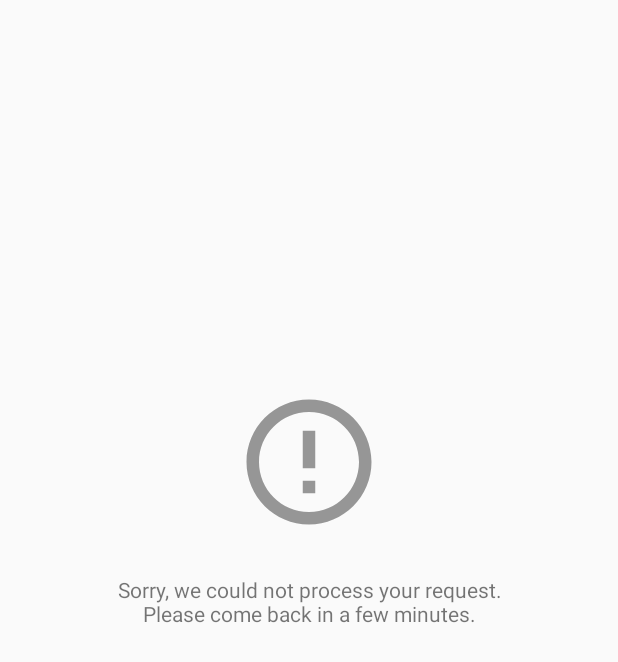
After one commit to lucianoluzzi/Pulselive-Challenge, an Android app: the layout layout_request_error.xml on its own in the app's theme, with its tools: preview values and no code run, on a phone screen of 412 x 824 dp. The commit adds this screen. Shown: the top 662 px of the screen. Run offline under Robolectric (Android 15) with nearby library versions, the phone set to English and light mode, and no system bars; network calls fail.

Commit message:
Implemented error handling for the webservices calls.

```diff
--- a/app/src/main/java/br/com/lucianoluzzi/pulselivechallenge/repository/ArticleRepository.kt
+++ b/app/src/main/java/br/com/lucianoluzzi/pulselivechallenge/repository/ArticleRepository.kt
@@ -4,6 +4,6 @@ import br.com.lucianoluzzi.pulselivechallenge.model.Article
 import br.com.lucianoluzzi.pulselivechallenge.model.ArticleSummary
 
 interface ArticleRepository {
-    fun fetchArticlesSummary(): List<ArticleSummary>
+    fun fetchArticlesSummary(): List<ArticleSummary>?
     fun fetchArticle(id: Int): Article?
 }
--- a/app/src/main/java/br/com/lucianoluzzi/pulselivechallenge/repository/ArticleRepositoryImpl.kt
+++ b/app/src/main/java/br/com/lucianoluzzi/pulselivechallenge/repository/ArticleRepositoryImpl.kt
@@ -9,13 +9,9 @@ class ArticleRepositoryImpl @Inject constructor(
     private val service: ArticleService
 ) : ArticleRepository {
 
-    override fun fetchArticlesSummary(): List<ArticleSummary> {
+    override fun fetchArticlesSummary(): List<ArticleSummary>? {
         val response = service.fetchArticlesSummary().execute()
-
         return response.body()?.items
-            ?: run {
-                listOf<ArticleSummary>()
-            }
     }
 
     override fun fetchArticle(id: Int): Article? {
--- a/app/src/main/java/br/com/lucianoluzzi/pulselivechallenge/view/ArticleDetailFragment.kt
+++ b/app/src/main/java/br/com/lucianoluzzi/pulselivechallenge/view/ArticleDetailFragment.kt
@@ -19,7 +19,7 @@ class ArticleDetailFragment : BaseFragment<FragmentArticleDetailBinding>() {
 
     override fun onCreateView(inflater: LayoutInflater, container: ViewGroup?, savedInstanceState: Bundle?): View? {
         createViewBinding(container, R.layout.fragment_article_detail)
-        binding.viewmodel = viewModel
+        binding.viewModel = viewModel
         binding.lifecycleOwner = this
 
         getArticle()
--- /dev/null
+++ b/app/src/main/res/drawable/ic_error.xml
@@ -0,0 +1,9 @@
+<vector xmlns:android="http://schemas.android.com/apk/res/android"
+    android:width="24dp"
+    android:height="24dp"
+    android:viewportWidth="24"
+    android:viewportHeight="24">
+  <path
+      android:fillColor="#66000000"
+      android:pathData="M11,15h2v2h-2zM11,7h2v6h-2zM11.99,2C6.47,2 2,6.48 2,12s4.47,10 9.99,10C17.52,22 22,17.52 22,12S17.52,2 11.99,2zM12,20c-4.42,0 -8,-3.58 -8,-8s3.58,-8 8,-8 8,3.58 8,8 -3.58,8 -8,8z"/>
+</vector>
--- /dev/null
+++ b/app/src/main/res/layout/layout_request_error.xml
@@ -0,0 +1,37 @@
+<?xml version="1.0" encoding="utf-8"?>
+<LinearLayout xmlns:android="http://schemas.android.com/apk/res/android"
+              xmlns:app="http://schemas.android.com/apk/res-auto"
+              android:orientation="vertical"
+              android:layout_width="match_parent"
+              android:layout_height="match_parent">
+
+    <androidx.constraintlayout.widget.ConstraintLayout android:layout_width="match_parent"
+                                                       android:layout_height="match_parent"
+                                                       android:padding="15dp">
+
+        <ImageView
+                app:layout_constraintTop_toTopOf="parent"
+                app:layout_constraintBottom_toBottomOf="parent"
+                app:layout_constraintStart_toStartOf="parent"
+                app:layout_constraintEnd_toEndOf="parent"
+                app:layout_constraintVertical_bias="0.35"
+                android:id="@+id/icon"
+                android:src="@drawable/ic_error"
+                android:layout_width="100dp"
+                android:layout_height="100dp"/>
+
+        <TextView
+                android:id="@+id/message"
+                android:layout_width="wrap_content"
+                android:layout_height="wrap_content"
+                android:layout_marginTop="25dp"
+                android:textAlignment="center"
+                android:text="@string/error_message"
+                app:layout_constraintVertical_bias="0.0"
+                app:layout_constraintBottom_toBottomOf="parent"
+                app:layout_constraintTop_toBottomOf="@id/icon"
+                app:layout_constraintStart_toStartOf="parent"
+                app:layout_constraintEnd_toEndOf="parent"/>
+    </androidx.constraintlayout.widget.ConstraintLayout>
+
+</LinearLayout>
--- a/app/src/main/res/values/strings.xml
+++ b/app/src/main/res/values/strings.xml
@@ -1,3 +1,4 @@
 <resources>
     <string name="app_name">Pulselive Challenge</string>
+    <string name="error_message">Sorry, we could not process your request.\nPlease come back in a few minutes.</string>
 </resources>
```
Also changed, not shown: app/src/main/java/br/com/lucianoluzzi/pulselivechallenge/view_model/ArticleSummaryViewModel.kt (+6 -2 lines), app/src/main/java/br/com/lucianoluzzi/pulselivechallenge/view_model/ArticleViewModel.kt (+6 -2 lines), app/src/main/res/layout/fragment_article_detail.xml (+40 -6 lines), app/src/main/res/layout/fragment_articles.xml (+12 -0 lines).
